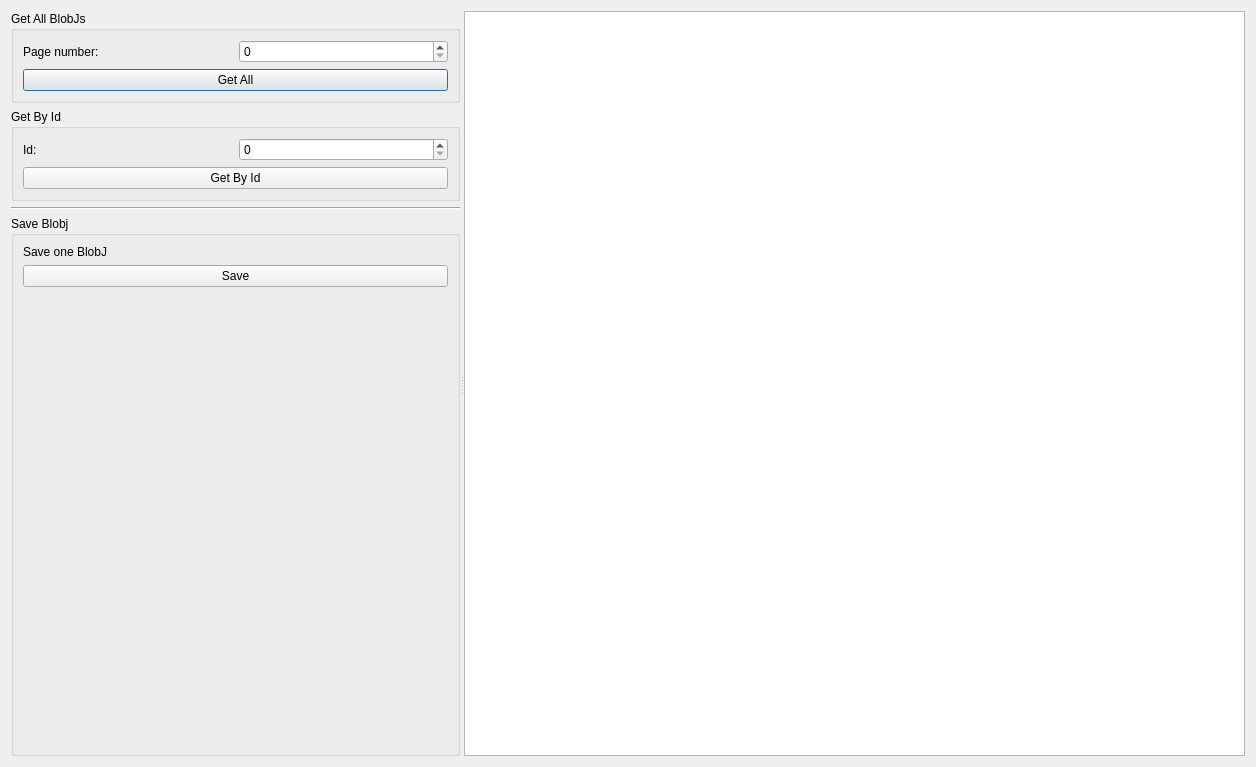
First picture: the form in dialog.ui, repository AyNeumann/DraftQtProject, before the edit.
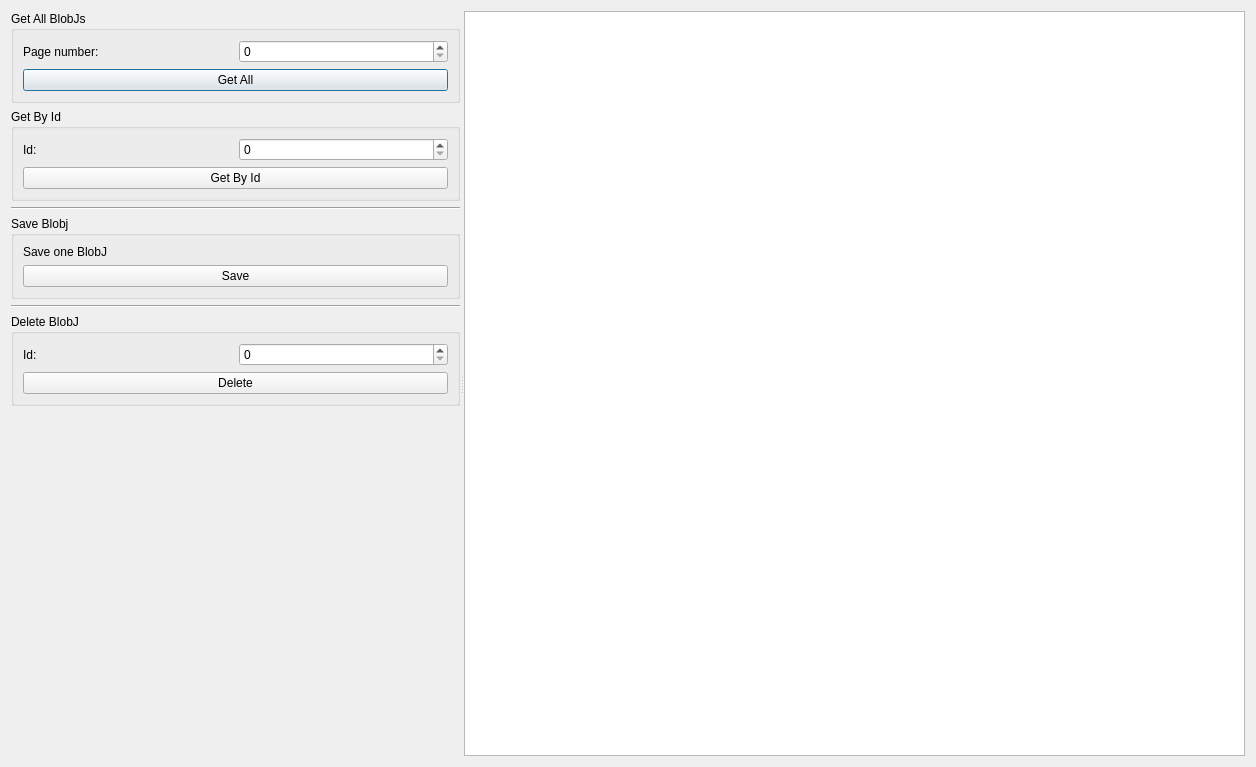
Second picture: the form after the edit.

Commit message: ADD FEAT DELETE BLOBJ

Patch:
```diff
--- a/dialog.ui
+++ b/dialog.ui
@@ -13,14 +13,14 @@
   <property name="windowTitle">
    <string>Dialog</string>
   </property>
-  <layout class="QVBoxLayout" name="verticalLayout_4">
+  <layout class="QVBoxLayout" name="verticalLayout_6">
    <item>
     <widget class="QSplitter" name="splitter">
      <property name="orientation">
       <enum>Qt::Horizontal</enum>
      </property>
      <widget class="QWidget" name="">
-      <layout class="QVBoxLayout" name="verticalLayout_3">
+      <layout class="QVBoxLayout" name="verticalLayout_4">
        <item>
         <widget class="QGroupBox" name="groupBox">
          <property name="title">
@@ -108,6 +108,46 @@
             </property>
            </widget>
           </item>
+         </layout>
+        </widget>
+       </item>
+       <item>
+        <widget class="Line" name="line_2">
+         <property name="orientation">
+          <enum>Qt::Horizontal</enum>
+         </property>
+        </widget>
+       </item>
+       <item>
+        <widget class="QGroupBox" name="groupBox_4">
+         <property name="title">
+          <string>Delete BlobJ</string>
+         </property>
+         <layout class="QVBoxLayout" name="verticalLayout_3">
+          <item>
+           <layout class="QHBoxLayout" name="horizontalLayout_3">
+            <item>
+             <widget class="QLabel" name="label_4">
+              <property name="text">
+               <string>Id:</string>
+              </property>
+             </widget>
+            </item>
+            <item>
+             <widget class="QSpinBox" name="sb_DeletIdNumber"/>
+            </item>
+           </layout>
+          </item>
+          <item>
+           <widget class="QPushButton" name="pB_Delete">
+            <property name="text">
+             <string>Delete</string>
+            </property>
+           </widget>
+          </item>
+         </layout>
+        </widget>
+       </item>
           <item>
            <spacer name="verticalSpacer">
             <property name="orientation">
@@ -120,9 +160,6 @@
              </size>
             </property>
            </spacer>
-          </item>
-         </layout>
-        </widget>
        </item>
       </layout>
      </widget>
```
Left out of the diff: 2 changed lines with no effect on the pictures. Lines whose indentation alone changed are shown as unchanged. The commit also changes 3 other files.
